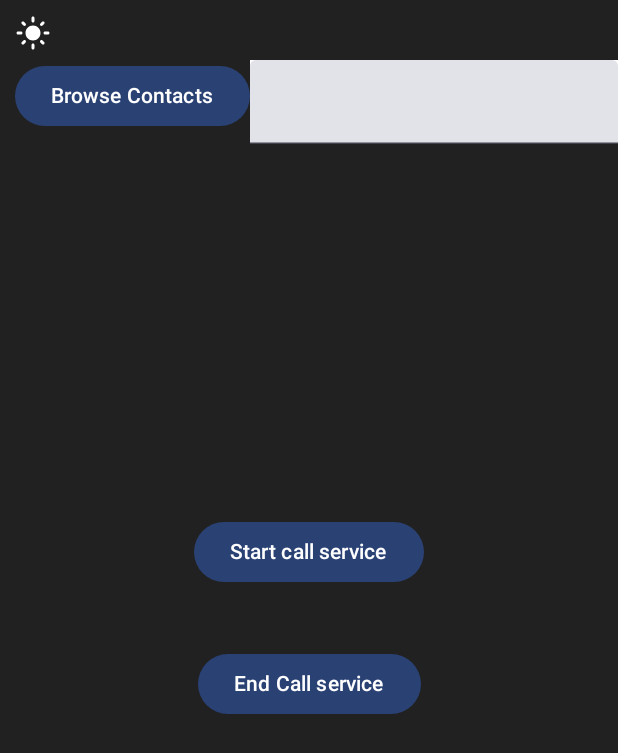
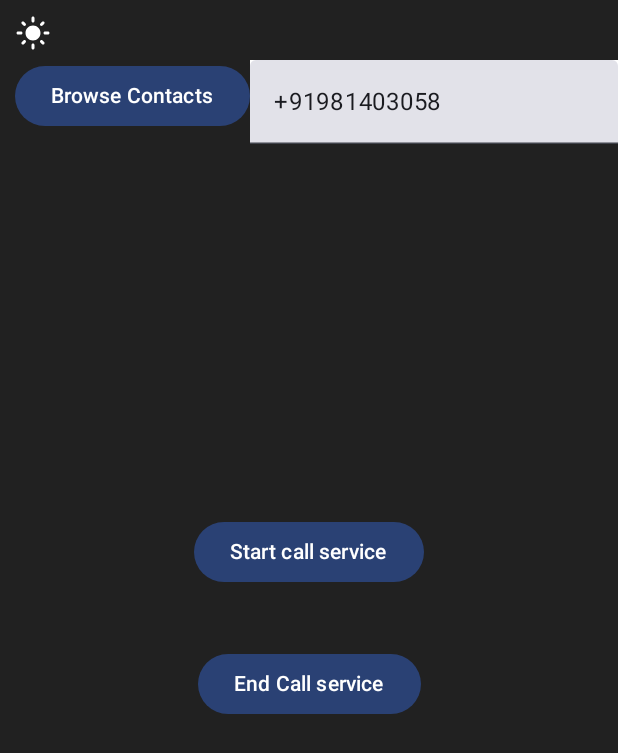
Before and after one commit to piyush921/repeated_calling_app, an Android app built with Jetpack Compose: the screen it shows after launch (MainActivity), on a phone screen of 412 x 824 dp. Shown: the top 753 px of the screen. Run offline under Robolectric (Android 15) with nearby library versions, the phone set to English and light mode, and no system bars.

Commit message:
almost completing target of project

```diff
--- a/app/build.gradle.kts
+++ b/app/build.gradle.kts
@@ -1,6 +1,7 @@
 plugins {
     id("com.android.application")
     id("org.jetbrains.kotlin.android")
+    id("kotlin-parcelize")
 }
 
 android {
@@ -9,7 +10,7 @@ android {
 
     defaultConfig {
         applicationId = "com.first.project"
-        minSdk = 24
+        minSdk = 26
         targetSdk = 35
         versionCode = 1
         versionName = "1.0"
--- a/app/src/main/AndroidManifest.xml
+++ b/app/src/main/AndroidManifest.xml
@@ -7,7 +7,10 @@
         android:required="false" />
 
     <uses-permission android:name="android.permission.CALL_PHONE" />
+    <uses-permission android:name="android.permission.POST_NOTIFICATIONS" />
     <uses-permission android:name="android.permission.FOREGROUND_SERVICE" />
+    <uses-permission android:name="android.permission.MANAGE_OWN_CALLS" />
+    <uses-permission android:name="android.permission.FOREGROUND_SERVICE_PHONE_CALL" />
     <uses-permission android:name="android.permission.READ_CONTACTS" />
 
     <application
@@ -34,7 +37,8 @@
 
         <service
             android:name=".CallService"
-            android:exported="false" />
+            android:exported="false"
+            android:foregroundServiceType="phoneCall"/>
     </application>
 
 </manifest>
--- a/app/src/main/java/com/first/project/MainActivity.kt
+++ b/app/src/main/java/com/first/project/MainActivity.kt
@@ -138,9 +138,13 @@ class MainActivity : ComponentActivity() {
                 }) {
                     Text(text = "Browse Contacts")
                 }
-                TextField(value = viewModel.contact.value, onValueChange = {
-                    viewModel.contact.value
-                }, modifier = Modifier.background(Color.White))
+                TextField(
+                    value = viewModel.contact.value.phone.toString(),
+                    onValueChange = {
+                        viewModel.contact.value.phone
+                    },
+                    modifier = Modifier.background(Color.White)
+                )
             }
 
             Column(
@@ -244,7 +248,7 @@ class MainActivity : ComponentActivity() {
             .fillMaxWidth()
             .clickable {
                 showBottomSheet.value = false
-                viewModel.contact.value = contact.phone.toString()
+                viewModel.contact.value = contact
             }) {
             Text(
                 text = contact.name.toString(),
--- a/app/src/main/java/com/first/project/MainViewModel.kt
+++ b/app/src/main/java/com/first/project/MainViewModel.kt
@@ -18,7 +18,7 @@ class MainViewModel(private val contactsFactory: ContactsFactory): ViewModel() {
     }
 
     val themeState: MutableState<Int> = mutableStateOf(LIGHT_THEME)
-    val contact: MutableState<String> = mutableStateOf("")
+    val contact: MutableState<Contact> = mutableStateOf(Contact("0", "home", "+91981403058"))
     val contactsProgress: MutableState<Boolean> = mutableStateOf(true)
 
     val contactsFlow: Flow<List<Contact>> = contactsFactory.getContacts()
--- a/app/src/main/java/com/first/project/model/Contact.kt
+++ b/app/src/main/java/com/first/project/model/Contact.kt
@@ -1,7 +1,11 @@
 package com.first.project.model
 
+import android.os.Parcelable
+import kotlinx.parcelize.Parcelize
+
+@Parcelize
 data class Contact(
     val id: String?,
     val name: String?,
     val phone: String?
-)
+): Parcelable
--- a/settings.gradle.kts
+++ b/settings.gradle.kts
@@ -13,5 +13,5 @@ dependencyResolutionManagement {
     }
 }
 
-rootProject.name = "FirstProject"
+rootProject.name = "repeating_calls"
 include(":app")
```
Also changed, not shown: app/src/main/java/com/first/project/CallService.kt (+36 -17 lines), app/src/main/java/com/first/project/PermissionUtils.kt (+17 -1 lines).
